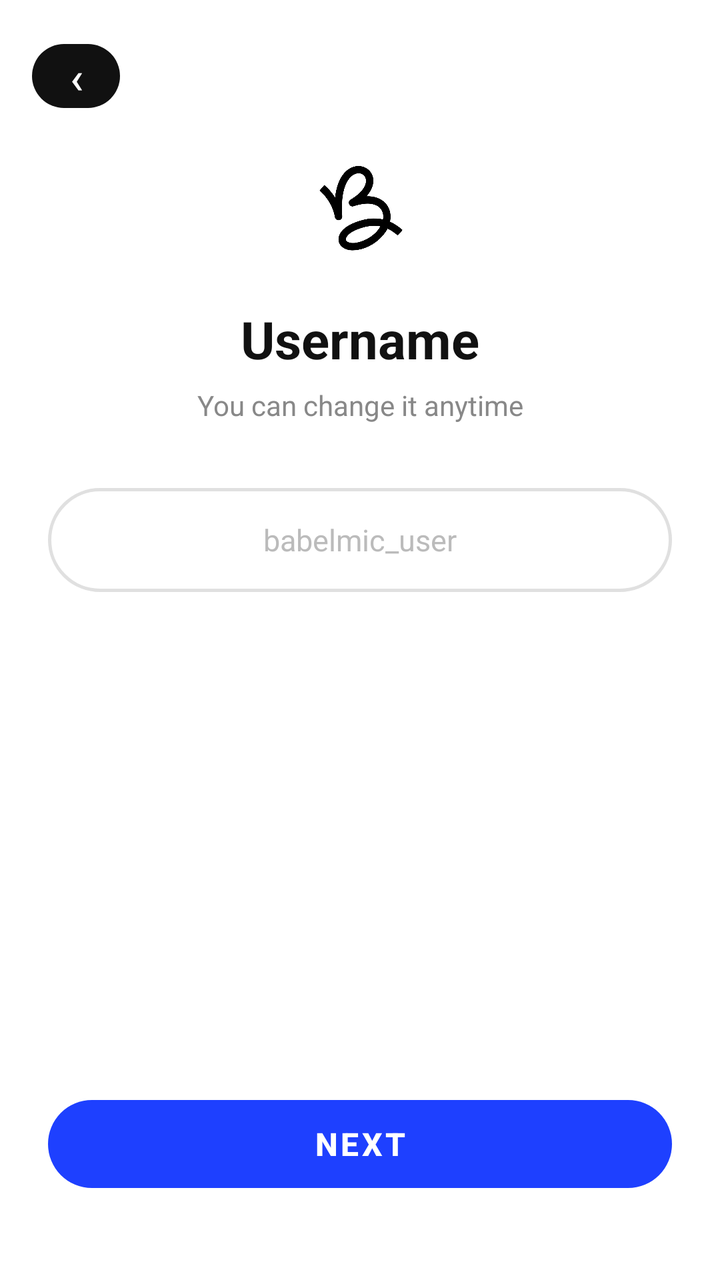
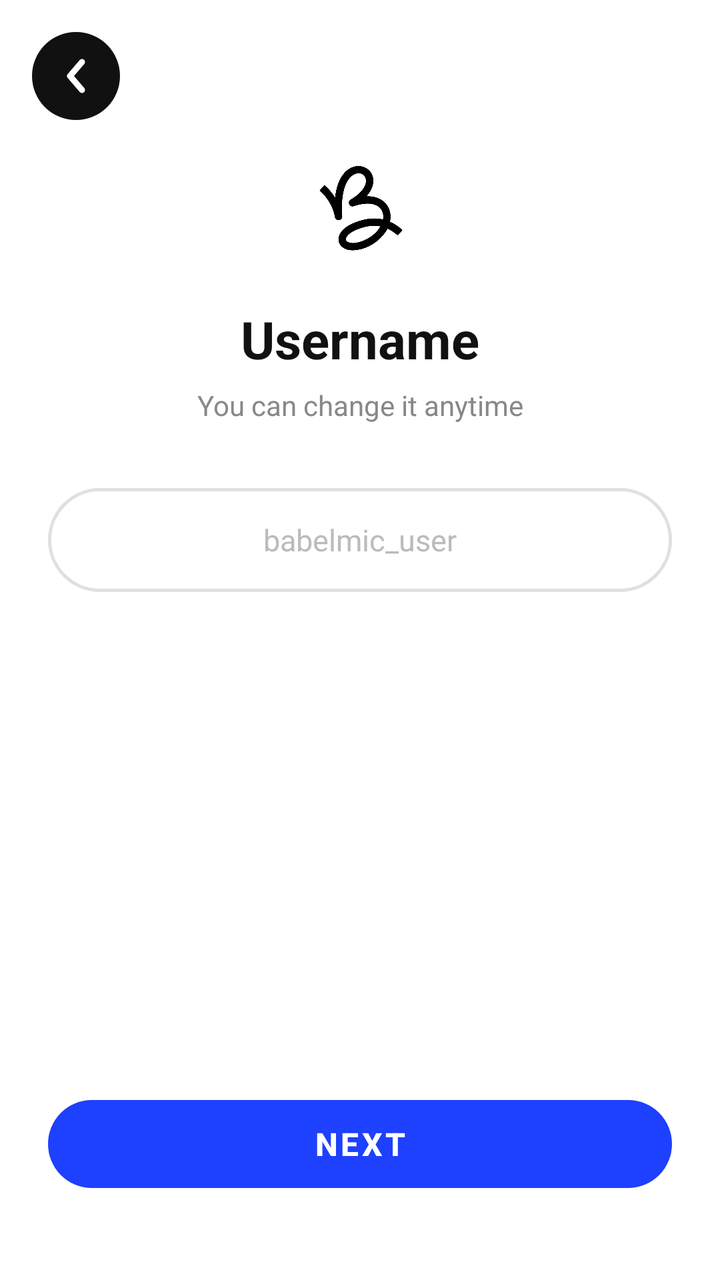

Two renders of the same Android screen: before a commit and after it. Below are the layout's source before the change and the commit's diff.
<!-- AndroidManifest.xml: application theme Theme.BabelMic -->
<!-- res/layout/activity_username.xml -->
<?xml version="1.0" encoding="utf-8"?>
<androidx.constraintlayout.widget.ConstraintLayout
    xmlns:android="http://schemas.android.com/apk/res/android"
    xmlns:app="http://schemas.android.com/apk/res-auto"
    android:layout_width="match_parent"
    android:layout_height="match_parent"
    android:background="@color/background">

    
    <com.google.android.material.button.MaterialButton
        android:id="@+id/btn_back"
        style="@style/Widget.MaterialComponents.Button.OutlinedButton"
        android:layout_width="44dp"
        android:layout_height="44dp"
        android:layout_marginStart="16dp"
        android:layout_marginTop="16dp"
        android:padding="0dp"
        android:text="‹"
        android:textSize="22sp"
        android:textColor="@color/text_on_black"
        app:backgroundTint="@color/babelmic_black"
        app:strokeWidth="0dp"
        app:cornerRadius="22dp"
        app:elevation="0dp"
        app:layout_constraintTop_toTopOf="parent"
        app:layout_constraintStart_toStartOf="parent" />

    
    <ImageView
        android:id="@+id/iv_logo"
        android:layout_width="@dimen/logo_size"
        android:layout_height="@dimen/logo_size"
        android:src="@drawable/ic_logo"
        android:scaleType="fitCenter"
        android:contentDescription="BabelMic"
        android:layout_marginTop="80dp"
        app:layout_constraintTop_toTopOf="parent"
        app:layout_constraintStart_toStartOf="parent"
        app:layout_constraintEnd_toEndOf="parent" />

    
    <TextView
        android:id="@+id/tv_title"
        android:layout_width="wrap_content"
        android:layout_height="wrap_content"
        android:text="Username"
        android:textSize="26sp"
        android:textStyle="bold"
        android:textColor="@color/text_primary"
        android:layout_marginTop="24dp"
        app:layout_constraintTop_toBottomOf="@id/iv_logo"
        app:layout_constraintStart_toStartOf="parent"
        app:layout_constraintEnd_toEndOf="parent" />

    
    <TextView
        android:id="@+id/tv_subtitle"
        android:layout_width="wrap_content"
        android:layout_height="wrap_content"
        android:text="You can change it anytime"
        android:textSize="14sp"
        android:textColor="@color/text_secondary"
        android:layout_marginTop="6dp"
        app:layout_constraintTop_toBottomOf="@id/tv_title"
        app:layout_constraintStart_toStartOf="parent"
        app:layout_constraintEnd_toEndOf="parent" />

    
    <EditText
        android:id="@+id/et_username"
        android:layout_width="0dp"
        android:layout_height="@dimen/input_height"
        android:layout_marginHorizontal="24dp"
        android:layout_marginTop="32dp"
        android:background="@drawable/bg_input_pill"
        android:hint="babelmic_user"
        android:textColorHint="@color/text_hint"
        android:textColor="@color/text_primary"
        android:textSize="15sp"
        android:paddingHorizontal="20dp"
        android:gravity="center"
        android:inputType="textPersonName"
        android:maxLength="24"
        android:singleLine="true"
        android:imeOptions="actionDone"
        app:layout_constraintTop_toBottomOf="@id/tv_subtitle"
        app:layout_constraintStart_toStartOf="parent"
        app:layout_constraintEnd_toEndOf="parent" />

    
    <com.google.android.material.button.MaterialButton
        android:id="@+id/btn_next"
        android:layout_width="0dp"
        android:layout_height="@dimen/button_height"
        android:layout_marginHorizontal="24dp"
        android:layout_marginBottom="40dp"
        android:text="Next"
        android:textColor="@color/text_on_blue"
        android:textSize="16sp"
        android:textStyle="bold"
        android:enabled="false"
        app:backgroundTint="@color/babelmic_blue"
        app:cornerRadius="@dimen/button_corner"
        app:elevation="0dp"
        app:layout_constraintBottom_toBottomOf="parent"
        app:layout_constraintStart_toStartOf="parent"
        app:layout_constraintEnd_toEndOf="parent" />

</androidx.constraintlayout.widget.ConstraintLayout>
<!-- resources referenced by this layout -->
<resources>
  <color name="babelmic_black">#111111</color>
  <color name="babelmic_blue">#1E40FF</color>
  <color name="background">#FFFFFF</color>
  <color name="text_hint">#BBBBBB</color>
  <color name="text_on_black">#FFFFFF</color>
  <color name="text_on_blue">#FFFFFF</color>
  <color name="text_primary">#111111</color>
  <color name="text_secondary">#888888</color>
  <dimen name="button_corner">28dp</dimen>
  <dimen name="button_height">56dp</dimen>
  <dimen name="input_height">52dp</dimen>
  <dimen name="logo_size">48dp</dimen>
  <!-- drawable bg_input_pill (drawable) -->
  <?xml version="1.0" encoding="utf-8"?>
  <shape xmlns:android="http://schemas.android.com/apk/res/android" android:shape="rectangle">
      <solid android:color="#FFFFFF" />
      <corners android:radius="28dp" />
      <stroke android:width="1.5dp" android:color="@color/input_border" />
  </shape>
  <style name="Theme.BabelMic" parent="Theme.MaterialComponents.Light.NoActionBar">
          <item name="colorPrimary">@color/babelmic_blue</item>
          <item name="colorPrimaryVariant">@color/babelmic_blue_dark</item>
          <item name="colorOnPrimary">@color/text_on_blue</item>
          <item name="colorSecondary">@color/ring_pink</item>
          <item name="colorOnSecondary">@color/text_on_blue</item>
          <item name="android:colorBackground">@color/background</item>
          <item name="colorSurface">@color/surface</item>
          <item name="colorOnSurface">@color/text_primary</item>
          <item name="android:statusBarColor">@android:color/transparent</item>
          <item name="android:navigationBarColor">@android:color/transparent</item>
          <item name="android:windowLightStatusBar">true</item>
          <item name="android:windowLightNavigationBar">true</item>
          <item name="android:textColorPrimary">@color/text_primary</item>
          <item name="android:textColorSecondary">@color/text_secondary</item>
          <item name="android:textColorHint">@color/text_hint</item>
      </style>
  <color name="input_border">#E0E0E0</color>
  <color name="babelmic_blue_dark">#1430CC</color>
  <color name="ring_pink">#FF2D78</color>
  <color name="surface">#FFFFFF</color>
  <!-- unchanged entries left out for length: 1 -->
</resources>

<!-- the commit's change to res/layout/activity_username.xml (unified diff, before → after) -->
@@ -7,21 +7,16 @@
     android:background="@color/background">
 
     
-    <com.google.android.material.button.MaterialButton
+    <ImageButton
         android:id="@+id/btn_back"
-        style="@style/Widget.MaterialComponents.Button.OutlinedButton"
         android:layout_width="44dp"
         android:layout_height="44dp"
         android:layout_marginStart="16dp"
         android:layout_marginTop="16dp"
-        android:padding="0dp"
-        android:text="‹"
-        android:textSize="22sp"
-        android:textColor="@color/text_on_black"
-        app:backgroundTint="@color/babelmic_black"
-        app:strokeWidth="0dp"
-        app:cornerRadius="22dp"
-        app:elevation="0dp"
+        android:background="@drawable/bg_back_button"
+        android:src="@drawable/ic_back_arrow"
+        android:scaleType="center"
+        android:contentDescription="@string/back"
         app:layout_constraintTop_toTopOf="parent"
         app:layout_constraintStart_toStartOf="parent" />
 
<!-- resource entries referenced after the edit -->
@@ -4,7 +4,6 @@
   <color name="babelmic_blue">#1E40FF</color>
   <color name="background">#FFFFFF</color>
   <color name="text_hint">#BBBBBB</color>
-  <color name="text_on_black">#FFFFFF</color>
   <color name="text_on_blue">#FFFFFF</color>
   <color name="text_primary">#111111</color>
   <color name="text_secondary">#888888</color>
@@ -12,6 +11,16 @@
   <dimen name="button_height">56dp</dimen>
   <dimen name="input_height">52dp</dimen>
   <dimen name="logo_size">48dp</dimen>
+  <!-- drawable bg_back_button (drawable) -->
+  <?xml version="1.0" encoding="utf-8"?>
+  <ripple xmlns:android="http://schemas.android.com/apk/res/android"
+      android:color="#55FFFFFF">
+      <item>
+          <shape android:shape="oval">
+              <solid android:color="@color/babelmic_black" />
+          </shape>
+      </item>
+  </ripple>
   <!-- drawable bg_input_pill (drawable) -->
   <?xml version="1.0" encoding="utf-8"?>
   <shape xmlns:android="http://schemas.android.com/apk/res/android" android:shape="rectangle">
@@ -19,6 +28,22 @@
       <corners android:radius="28dp" />
       <stroke android:width="1.5dp" android:color="@color/input_border" />
   </shape>
+  <!-- drawable ic_back_arrow (drawable) -->
+  <?xml version="1.0" encoding="utf-8"?>
+  <vector xmlns:android="http://schemas.android.com/apk/res/android"
+      android:width="24dp"
+      android:height="24dp"
+      android:viewportWidth="24"
+      android:viewportHeight="24">
+      <path
+          android:strokeColor="#FFFFFF"
+          android:strokeWidth="3"
+          android:strokeLineCap="round"
+          android:strokeLineJoin="round"
+          android:fillColor="@android:color/transparent"
+          android:pathData="M15,19 L9,12 L15,5" />
+  </vector>
+  <string name="back">Back</string>
   <style name="Theme.BabelMic" parent="Theme.MaterialComponents.Light.NoActionBar">
           <item name="colorPrimary">@color/babelmic_blue</item>
           <item name="colorPrimaryVariant">@color/babelmic_blue_dark</item>
